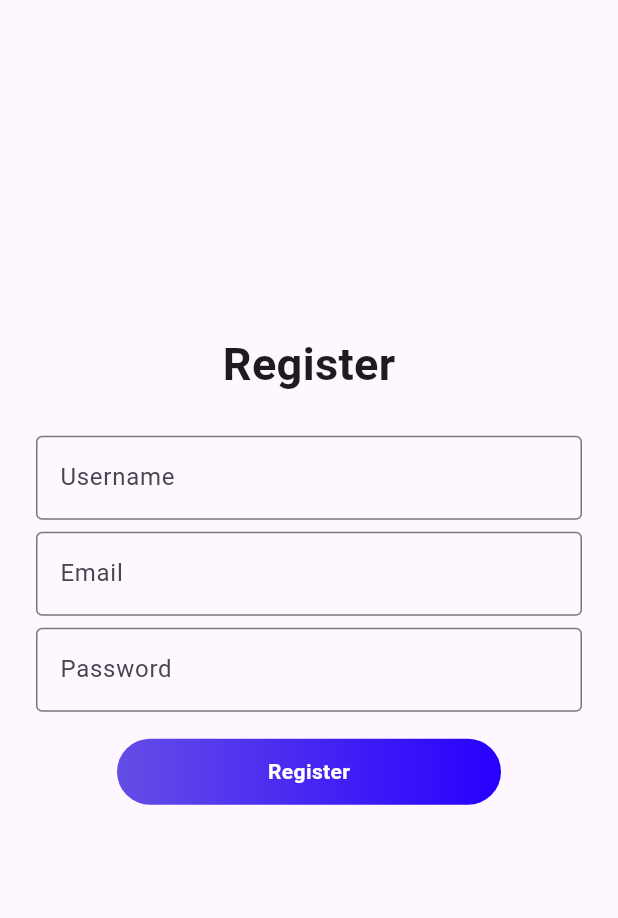
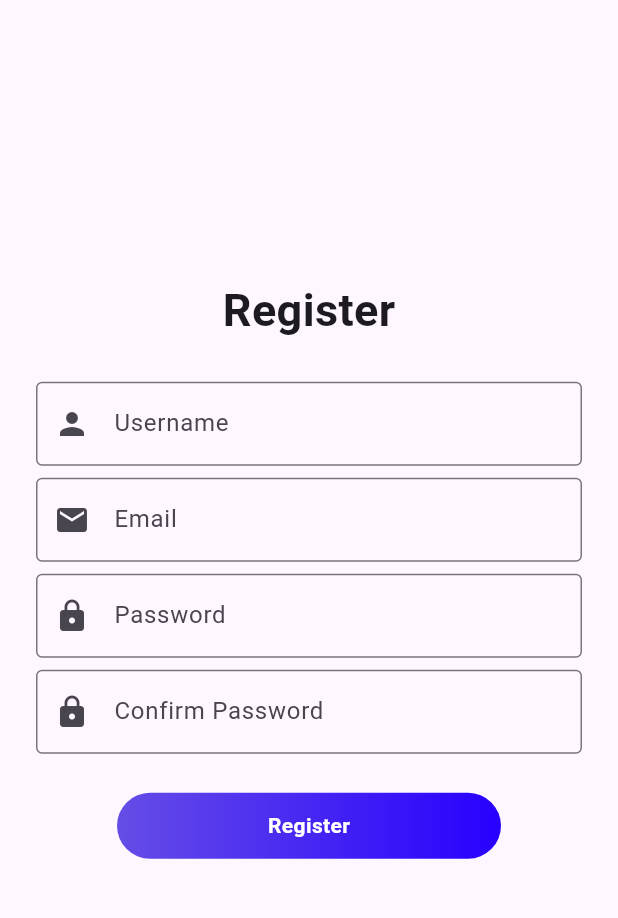
Before and after one commit to krishantha-hsenidlanka/Survey-System-Flutter, a Flutter app: the LoginScreen screen opened by its route, after a tap on "Login", after a tap on "Not Registered? Register Here", on a phone screen of 412 x 824 dp, the part 84-1002 px from its top. Run offline on Flutter 3.47's test engine with Material 3 defaults, Android fonts, the light colour scheme and no system bars; our stand-ins replace flutter_dotenv, shared_preferences, webview_flutter; missing offline and left inert: dart:ffi; accounts and stored records are empty.

Commit message:
few enhancements of UI

```diff
--- a/lib/screens/login_screen.dart
+++ b/lib/screens/login_screen.dart
@@ -14,39 +14,46 @@ class LoginScreen extends StatelessWidget {
         automaticallyImplyLeading: false,
         title: Text(
           'AI Survey',
-          style: TextStyle(
+          style: const TextStyle(
             color: Colors.white,
           ),
         ),
         flexibleSpace: Container(
           decoration: BoxDecoration(
-            gradient: LinearGradient(
-              colors: [const Color.fromARGB(255, 22, 0, 143), const Color.fromARGB(255, 21, 90, 237)], // Add your desired gradient colors
+            gradient: const LinearGradient(
+              colors: [
+                const Color.fromARGB(255, 22, 0, 143),
+                const Color.fromARGB(255, 21, 90, 237)
+              ],
               begin: Alignment.topLeft,
               end: Alignment.bottomRight,
             ),
           ),
         ),
       ),
-      body: Padding(
-        padding: EdgeInsets.all(8.0),
+      body: Center(
+        child: SingleChildScrollView(
+          child: Padding(
+            padding: const EdgeInsets.all(8.0),
             child: Form(
               key: _formKey,
               child: Column(
-            mainAxisAlignment:
-                MainAxisAlignment.center,
+                mainAxisAlignment: MainAxisAlignment.center,
                 children: <Widget>[
-              Text('Login',
-                  style: TextStyle(fontSize: 30, fontWeight: FontWeight.bold)),
-              SizedBox(height: 26),
+                  Text(
+                    'Login',
+                    style: const TextStyle(
+                        fontSize: 30, fontWeight: FontWeight.bold),
+                  ),
+                  const SizedBox(height: 26),
                   Padding(
-                padding: EdgeInsets.symmetric(
-                    horizontal: 16.0),
+                    padding: const EdgeInsets.symmetric(horizontal: 16.0),
                     child: TextFormField(
                       controller: _usernameController,
-                  decoration: InputDecoration(
+                      decoration: const InputDecoration(
                         labelText: 'Username',
                         border: OutlineInputBorder(),
+                        prefixIcon: Icon(Icons.person),
                       ),
                       validator: (value) {
                         if (value!.isEmpty) {
@@ -56,15 +63,15 @@ class LoginScreen extends StatelessWidget {
                       },
                     ),
                   ),
-              SizedBox(height: 8),
+                  const SizedBox(height: 8),
                   Padding(
-                padding: EdgeInsets.symmetric(
-                    horizontal: 16.0),
+                    padding: const EdgeInsets.symmetric(horizontal: 16.0),
                     child: TextFormField(
                       controller: _passwordController,
-                  decoration: InputDecoration(
+                      decoration: const InputDecoration(
                         labelText: 'Password',
                         border: OutlineInputBorder(),
+                        prefixIcon: Icon(Icons.lock),
                       ),
                       obscureText: true,
                       validator: (value) {
@@ -75,7 +82,7 @@ class LoginScreen extends StatelessWidget {
                       },
                     ),
                   ),
-              SizedBox(height: 2),
+                  const SizedBox(height: 16),
                   CustomButton(
                     text: 'Login',
                     onPressed: () async {
@@ -86,7 +93,7 @@ class LoginScreen extends StatelessWidget {
                         );
                         if (success) {
                           ScaffoldMessenger.of(context).showSnackBar(
-                        SnackBar(
+                            const SnackBar(
                               content: Text('Login successful'),
                               backgroundColor: Colors.green,
                             ),
@@ -94,7 +101,7 @@ class LoginScreen extends StatelessWidget {
                           Navigator.pushNamed(context, '/home');
                         } else {
                           ScaffoldMessenger.of(context).showSnackBar(
-                        SnackBar(
+                            const SnackBar(
                               content: Text('Login failed'),
                               backgroundColor: Colors.red,
                             ),
@@ -103,14 +110,16 @@ class LoginScreen extends StatelessWidget {
                       }
                     },
                   ),
-              SizedBox(height: 2),
+                  const SizedBox(height: 2),
                   TextButton(
                     onPressed: () {
                       Navigator.pushNamed(context, '/register');
                     },
-                child: Text('Not Registered? Register Here'),
+                    child: const Text('Not Registered? Register Here'),
                   ),
                 ],
+              ),
+            ),
           ),
         ),
       ),
--- a/lib/screens/register_screen.dart
+++ b/lib/screens/register_screen.dart
@@ -1,5 +1,6 @@
 import 'package:flutter/material.dart';
 import 'package:survey_system_mobile/models/user.dart';
+import 'package:survey_system_mobile/screens/login_screen.dart';
 import 'package:survey_system_mobile/services/api_service.dart';
 import 'package:survey_system_mobile/services/auth_service.dart';
 import 'package:survey_system_mobile/widgets/custom_button.dart';
@@ -8,6 +9,7 @@ class RegisterScreen extends StatelessWidget {
   final TextEditingController _usernameController = TextEditingController();
   final TextEditingController _emailController = TextEditingController();
   final TextEditingController _passwordController = TextEditingController();
+  final TextEditingController _confirmPasswordController = TextEditingController();
 
   final _formKey = GlobalKey<FormState>();
 
@@ -34,25 +36,27 @@ class RegisterScreen extends StatelessWidget {
           ),
         ),
       ),
-      body: Padding(
+      body: Center(
+        child: SingleChildScrollView(
+          child: Padding(
             padding: EdgeInsets.all(8.0),
             child: Form(
               key: _formKey,
               child: Column(
-            mainAxisAlignment:
-                MainAxisAlignment.center,
+                mainAxisAlignment: MainAxisAlignment.center,
                 children: <Widget>[
                   Text('Register',
-                  style: TextStyle(fontSize: 30, fontWeight: FontWeight.bold)),
+                      style:
+                          TextStyle(fontSize: 30, fontWeight: FontWeight.bold)),
                   SizedBox(height: 26),
                   Padding(
-                padding: EdgeInsets.symmetric(
-                    horizontal: 16.0),
+                    padding: EdgeInsets.symmetric(horizontal: 16.0),
                     child: TextFormField(
                       controller: _usernameController,
                       decoration: InputDecoration(
                         labelText: 'Username',
                         border: OutlineInputBorder(),
+                        prefixIcon: Icon(Icons.person),
                       ),
                       validator: (value) {
                         if (value!.isEmpty) {
@@ -64,13 +68,13 @@ class RegisterScreen extends StatelessWidget {
                   ),
                   SizedBox(height: 8),
                   Padding(
-                padding: EdgeInsets.symmetric(
-                    horizontal: 16.0),
+                    padding: EdgeInsets.symmetric(horizontal: 16.0),
                     child: TextFormField(
                       controller: _emailController,
                       decoration: InputDecoration(
                         labelText: 'Email',
                         border: OutlineInputBorder(),
+                        prefixIcon: Icon(Icons.email),
                       ),
                       validator: (value) {
                         if (value!.isEmpty) {
@@ -82,13 +86,13 @@ class RegisterScreen extends StatelessWidget {
                   ),
                   SizedBox(height: 8),
                   Padding(
-                padding: EdgeInsets.symmetric(
-                    horizontal: 16.0),
+                    padding: EdgeInsets.symmetric(horizontal: 16.0),
                     child: TextFormField(
                       controller: _passwordController,
                       decoration: InputDecoration(
                         labelText: 'Password',
                         border: OutlineInputBorder(),
+                        prefixIcon: Icon(Icons.lock),
                       ),
                       obscureText: true,
                       validator: (value) {
@@ -100,6 +104,28 @@ class RegisterScreen extends StatelessWidget {
                     ),
                   ),
                   SizedBox(height: 8),
+                  Padding(
+                    padding: EdgeInsets.symmetric(horizontal: 16.0),
+                    child: TextFormField(
+                      controller: _confirmPasswordController,
+                      decoration: InputDecoration(
+                        labelText: 'Confirm Password',
+                        border: OutlineInputBorder(),
+                        prefixIcon: Icon(Icons.lock),
+                      ),
+                      obscureText: true,
+                      validator: (value) {
+                        if (value!.isEmpty) {
+                          return 'Please confirm your password';
+                        }
+                        if (value != _passwordController.text) {
+                          return 'Passwords do not match';
+                        }
+                        return null;
+                      },
+                    ),
+                  ),
+                  SizedBox(height: 16),
                   CustomButton(
                     text: 'Register',
                     onPressed: () async {
@@ -117,6 +143,24 @@ class RegisterScreen extends StatelessWidget {
                               content: Text('Registration successful'),
                             ),
                           );
+                           showDialog(
+                            context: context,
+                            builder: (BuildContext context) {
+                              return AlertDialog(
+                                title: Text('Registration Successful'),
+                                content: Text('Please check your email inbox and confirm your email.'),
+                                actions: [
+                                  TextButton(
+                                    child: Text('OK'),
+                                    onPressed: () {
+                                      Navigator.of(context).pop();
+                                      Navigator.push(context, MaterialPageRoute(builder: (context) => LoginScreen()));
+                                    },
+                                  ),
+                                ],
+                              );
+                            },
+                          );
                         } else {
                           ScaffoldMessenger.of(context).showSnackBar(
                             SnackBar(
@@ -132,6 +176,8 @@ class RegisterScreen extends StatelessWidget {
               ),
             ),
           ),
+        ),
+      ),
     );
   }
 }
--- a/lib/screens/survey_screen.dart
+++ b/lib/screens/survey_screen.dart
@@ -16,6 +16,7 @@ class _SurveyScreenState extends State<SurveyScreen> {
   final ScrollController _scrollController = ScrollController();
   List<Survey> _surveys = [];
   int _currentPage = 0;
+  double _previousScrollOffset = 0.0;
   bool _isLoading = false;
   bool _hasMoreSurveys = true;
   @override
@@ -34,11 +35,14 @@ class _SurveyScreenState extends State<SurveyScreen> {
   Future<void> _refreshSurveys() async {
     setState(() {
       _currentPage = 0;
+      _hasMoreSurveys = true;
       _futureSurveys = _apiService.fetchSurveys(page: _currentPage, size: 5);
     });
   }
 
   Future<void> _loadMoreSurveys() async {
+    _previousScrollOffset = _scrollController.offset;
+
     // setState(() {
     //   _isLoading = true;
     // });
@@ -53,6 +57,7 @@ class _SurveyScreenState extends State<SurveyScreen> {
           _surveys.addAll(newSurveys);
           _currentPage++;
           _isLoading = false;
+          _scrollController.jumpTo(_previousScrollOffset);
         }
       });
     } catch (e) {
@@ -65,7 +70,6 @@ class _SurveyScreenState extends State<SurveyScreen> {
             _scrollController.position.maxScrollExtent &&
         !_scrollController.position.outOfRange) {
       if (!_isLoading && _hasMoreSurveys) {
-        // Modify this line
         _loadMoreSurveys();
       }
     }
@@ -96,12 +100,11 @@ class _SurveyScreenState extends State<SurveyScreen> {
           future: _futureSurveys,
           builder: (context, snapshot) {
             if (snapshot.connectionState == ConnectionState.waiting) {
+              print('waiting and refreshing');
               return const Center(
-                  child:
-                      CircularProgressIndicator(
-                        color: Color.fromARGB(214, 33, 47, 243),
-
-                      ));
+                  child: CircularProgressIndicator(
+                color: Color.fromARGB(214, 33, 47, 243),
+              ));
             } else if (snapshot.hasError) {
               return Center(
                   child: Text('No surveys yet!',
@@ -142,18 +145,15 @@ class _SurveyScreenState extends State<SurveyScreen> {
                             context: context,
                             builder: (BuildContext context) {
                               return AlertDialog(
-                                title: const Text(
-                                    'Confirm Delete'),
+                                title: const Text('Confirm Delete'),
                                 content: const Text(
                                     'Are you sure you want to delete this survey?'), // Add 'const' keyword
                                 actions: [
                                   TextButton(
                                     onPressed: () {
-                                      Navigator.of(context)
-                                          .pop();
+                                      Navigator.of(context).pop();
                                     },
-                                    child: const Text(
-                                        'Cancel'),
+                                    child: const Text('Cancel'),
                                   ),
                                   TextButton(
                                     onPressed: () async {
@@ -182,11 +182,9 @@ class _SurveyScreenState extends State<SurveyScreen> {
                                           ),
                                         );
                                       }
-                                      Navigator.of(context)
-                                          .pop();
+                                      Navigator.of(context).pop();
                                     },
-                                    child: const Text(
-                                        'Delete'),
+                                    child: const Text('Delete'),
                                   ),
                                 ],
                               );
@@ -195,9 +193,7 @@ class _SurveyScreenState extends State<SurveyScreen> {
                         },
                       );
                     } else if (_isLoading) {
-                      return const Center(
-                          child:
-                              CircularProgressIndicator());
+                      return const Center(child: CircularProgressIndicator());
                     } else {
                       return SizedBox();
                     }
--- a/lib/widgets/app_layout.dart
+++ b/lib/widgets/app_layout.dart
@@ -49,8 +49,7 @@ class AppLayout extends StatelessWidget {
               color: Colors.white,
               onPressed: () {
                 AuthService.logout();
-                Navigator.of(context).pop();
-
+                Navigator.pushNamedAndRemoveUntil(context, '/login', (route) => false);
                 Navigator.pushReplacementNamed(context, '/login');
               },
             ),
@@ -69,7 +68,7 @@ class AppLayout extends StatelessWidget {
                 return child;
               } else {
                 WidgetsBinding.instance!.addPostFrameCallback((_) {
-                  Navigator.of(context).pop();
+                Navigator.pushNamedAndRemoveUntil(context, '/login', (route) => false);
                   Navigator.pushReplacementNamed(context, '/login');
                 });
                 return Container();
```
Lines whose indentation alone changed are shown as unchanged.
